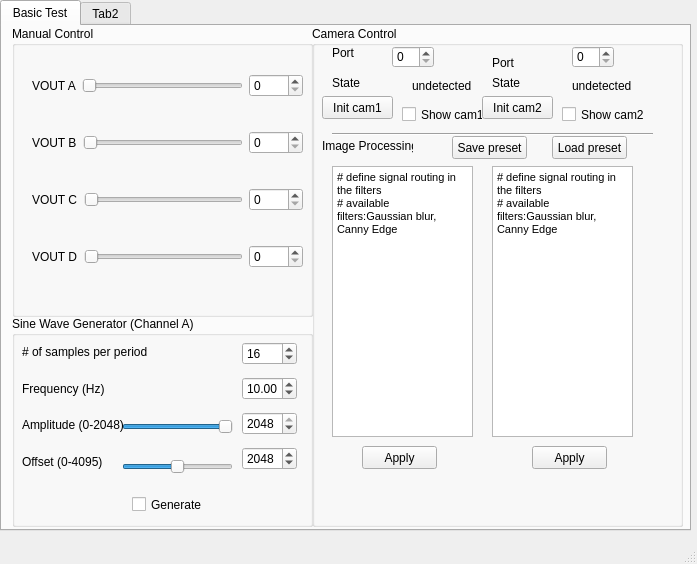
Above: Example/[3]analog output/mainwindow.ui from atelier-ritz/Python3.6-32bit--FT232H-libftdi1.4 before the change. Below: the same form after it.
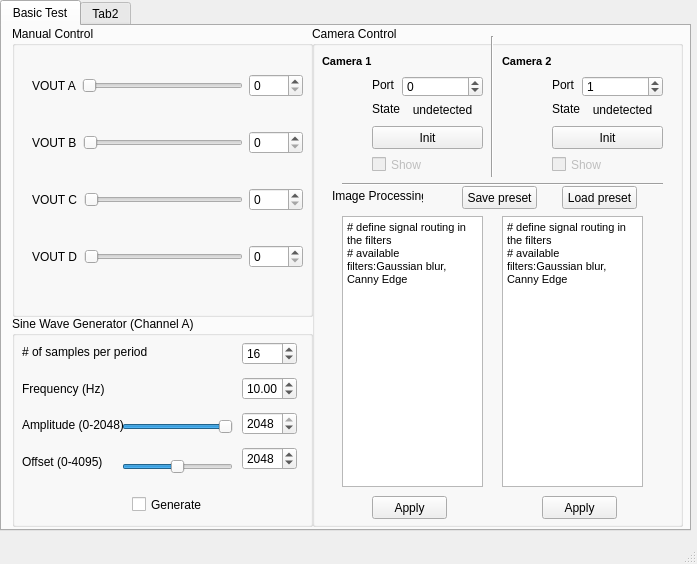
That is the form after the change.

What changed in the file:
```diff
--- a/Example/[3]analog output/mainwindow.ui
+++ b/Example/[3]analog output/mainwindow.ui
@@ -347,76 +347,56 @@
       <property name="title">
        <string>Camera Control</string>
       </property>
-      <widget class="QCheckBox" name="checkBox">
+      <widget class="QCheckBox" name="chb_showcam1">
+       <property name="enabled">
+        <bool>false</bool>
+       </property>
        <property name="geometry">
         <rect>
-         <x>90</x>
-         <y>80</y>
+         <x>60</x>
+         <y>130</y>
          <width>81</width>
          <height>17</height>
         </rect>
        </property>
        <property name="text">
-        <string>Show cam1</string>
+        <string>Show</string>
        </property>
       </widget>
-      <widget class="QCheckBox" name="checkBox_2">
+      <widget class="QCheckBox" name="chb_showcam2">
+       <property name="enabled">
+        <bool>false</bool>
+       </property>
        <property name="geometry">
         <rect>
-         <x>250</x>
-         <y>80</y>
+         <x>240</x>
+         <y>130</y>
          <width>91</width>
          <height>17</height>
         </rect>
        </property>
        <property name="text">
-        <string>Show cam2</string>
+        <string>Show</string>
        </property>
       </widget>
       <widget class="QPushButton" name="pushButton">
        <property name="geometry">
         <rect>
-         <x>10</x>
-         <y>70</y>
-         <width>71</width>
+         <x>60</x>
+         <y>100</y>
+         <width>111</width>
          <height>23</height>
         </rect>
        </property>
        <property name="text">
-        <string>Init cam1</string>
-       </property>
-      </widget>
-      <widget class="QLabel" name="label_5">
-       <property name="geometry">
-        <rect>
-         <x>100</x>
-         <y>50</y>
-         <width>61</width>
-         <height>20</height>
-        </rect>
-       </property>
-       <property name="text">
-        <string>undetected</string>
-       </property>
-      </widget>
-      <widget class="QLabel" name="label_6">
-       <property name="geometry">
-        <rect>
-         <x>260</x>
-         <y>50</y>
-         <width>71</width>
-         <height>20</height>
-        </rect>
-       </property>
-       <property name="text">
-        <string>undetected</string>
+        <string>Init</string>
        </property>
       </widget>
       <widget class="QTextEdit" name="textEdit">
        <property name="geometry">
         <rect>
-         <x>20</x>
-         <y>140</y>
+         <x>30</x>
+         <y>190</y>
          <width>141</width>
          <height>271</height>
         </rect>
@@ -434,8 +414,8 @@
       <widget class="QTextEdit" name="textEdit_2">
        <property name="geometry">
         <rect>
-         <x>180</x>
-         <y>140</y>
+         <x>190</x>
+         <y>190</y>
          <width>141</width>
          <height>271</height>
         </rect>
@@ -453,8 +433,8 @@
       <widget class="Line" name="line">
        <property name="geometry">
         <rect>
-         <x>20</x>
-         <y>100</y>
+         <x>30</x>
+         <y>150</y>
          <width>321</width>
          <height>16</height>
         </rect>
@@ -466,8 +446,8 @@
       <widget class="QLabel" name="label_10">
        <property name="geometry">
         <rect>
-         <x>10</x>
-         <y>110</y>
+         <x>20</x>
+         <y>160</y>
          <width>91</width>
          <height>20</height>
         </rect>
@@ -479,8 +459,8 @@
       <widget class="QPushButton" name="pushButton_3">
        <property name="geometry">
         <rect>
-         <x>50</x>
-         <y>420</y>
+         <x>60</x>
+         <y>470</y>
          <width>75</width>
          <height>23</height>
         </rect>
@@ -492,8 +472,8 @@
       <widget class="QPushButton" name="pushButton_4">
        <property name="geometry">
         <rect>
-         <x>220</x>
-         <y>420</y>
+         <x>230</x>
+         <y>470</y>
          <width>75</width>
          <height>23</height>
         </rect>
@@ -505,8 +485,8 @@
       <widget class="QPushButton" name="pushButton_5">
        <property name="geometry">
         <rect>
-         <x>140</x>
-         <y>110</y>
+         <x>150</x>
+         <y>160</y>
          <width>75</width>
          <height>23</height>
         </rect>
@@ -518,8 +498,8 @@
       <widget class="QPushButton" name="pushButton_6">
        <property name="geometry">
         <rect>
-         <x>240</x>
-         <y>110</y>
+         <x>250</x>
+         <y>160</y>
          <width>75</width>
          <height>23</height>
         </rect>
@@ -528,90 +508,184 @@
         <string>Load preset</string>
        </property>
       </widget>
-      <widget class="QPushButton" name="pushButton_2">
+      <widget class="QPushButton" name="btn_initcam2">
+       <property name="geometry">
+        <rect>
+         <x>240</x>
+         <y>100</y>
+         <width>111</width>
+         <height>23</height>
+        </rect>
+       </property>
+       <property name="text">
+        <string>Init</string>
+       </property>
+      </widget>
+      <widget class="Line" name="line_2">
        <property name="geometry">
         <rect>
          <x>170</x>
-         <y>70</y>
-         <width>71</width>
-         <height>23</height>
+         <y>10</y>
+         <width>20</width>
+         <height>141</height>
         </rect>
        </property>
-       <property name="text">
-        <string>Init cam2</string>
+       <property name="orientation">
+        <enum>Qt::Vertical</enum>
        </property>
       </widget>
-      <widget class="QLabel" name="label_11">
+      <widget class="QLabel" name="label_5">
        <property name="geometry">
         <rect>
-         <x>20</x>
+         <x>10</x>
          <y>20</y>
-         <width>47</width>
-         <height>13</height>
+         <width>81</width>
+         <height>31</height>
         </rect>
        </property>
+       <property name="font">
+        <font>
+         <pointsize>8</pointsize>
+         <weight>75</weight>
+         <bold>true</bold>
+        </font>
+       </property>
        <property name="text">
-        <string>Port</string>
+        <string>Camera 1</string>
        </property>
       </widget>
-      <widget class="QLabel" name="label_12">
+      <widget class="QLabel" name="label_6">
        <property name="geometry">
         <rect>
-         <x>180</x>
-         <y>30</y>
-         <width>47</width>
-         <height>13</height>
+         <x>190</x>
+         <y>20</y>
+         <width>81</width>
+         <height>31</height>
         </rect>
        </property>
+       <property name="font">
+        <font>
+         <pointsize>8</pointsize>
+         <weight>75</weight>
+         <bold>true</bold>
+        </font>
+       </property>
        <property name="text">
-        <string>Port</string>
+        <string>Camera 2</string>
        </property>
       </widget>
-      <widget class="QSpinBox" name="spinBox">
+      <widget class="QWidget" name="">
        <property name="geometry">
         <rect>
-         <x>260</x>
-         <y>20</y>
-         <width>42</width>
-         <height>22</height>
+         <x>90</x>
+         <y>50</y>
+         <width>81</width>
+         <height>41</height>
         </rect>
        </property>
+       <layout class="QVBoxLayout" name="verticalLayout_4">
+        <item>
+         <widget class="QSpinBox" name="spb_portcam1">
+          <property name="minimum">
+           <number>-1</number>
+          </property>
+         </widget>
+        </item>
+        <item>
+         <widget class="QLabel" name="lab_statecam1">
+          <property name="text">
+           <string>undetected</string>
+          </property>
+          <property name="alignment">
+           <set>Qt::AlignCenter</set>
+          </property>
+         </widget>
+        </item>
+       </layout>
       </widget>
-      <widget class="QSpinBox" name="spinBox_2">
+      <widget class="QWidget" name="">
        <property name="geometry">
         <rect>
-         <x>80</x>
-         <y>20</y>
-         <width>42</width>
-         <height>22</height>
+         <x>60</x>
+         <y>50</y>
+         <width>28</width>
+         <height>41</height>
         </rect>
        </property>
+       <layout class="QVBoxLayout" name="verticalLayout_5">
+        <item>
+         <widget class="QLabel" name="label_11">
+          <property name="text">
+           <string>Port</string>
+          </property>
+         </widget>
+        </item>
+        <item>
+         <widget class="QLabel" name="label_13">
+          <property name="text">
+           <string>State</string>
+          </property>
+         </widget>
+        </item>
+       </layout>
       </widget>
-      <widget class="QLabel" name="label_13">
+      <widget class="QWidget" name="">
        <property name="geometry">
         <rect>
-         <x>20</x>
+         <x>240</x>
          <y>50</y>
-         <width>47</width>
-         <height>13</height>
+         <width>28</width>
+         <height>41</height>
         </rect>
        </property>
-       <property name="text">
-        <string>State</string>
-       </property>
+       <layout class="QVBoxLayout" name="verticalLayout_6">
+        <item>
+         <widget class="QLabel" name="label_12">
+          <property name="text">
+           <string>Port</string>
+          </property>
+         </widget>
+        </item>
+        <item>
+         <widget class="QLabel" name="label_15">
+          <property name="text">
+           <string>State</string>
+          </property>
+         </widget>
+        </item>
+       </layout>
       </widget>
-      <widget class="QLabel" name="label_15">
+      <widget class="QWidget" name="">
        <property name="geometry">
         <rect>
-         <x>180</x>
+         <x>270</x>
          <y>50</y>
-         <width>47</width>
-         <height>13</height>
+         <width>81</width>
+         <height>41</height>
         </rect>
        </property>
-       <property name="text">
-        <string>State</string>
-       </property>
+       <layout class="QVBoxLayout" name="verticalLayout_7">
+        <item>
+         <widget class="QSpinBox" name="spb_portcam2">
+          <property name="minimum">
+           <number>-1</number>
+          </property>
+          <property name="value">
+           <number>1</number>
+          </property>
+         </widget>
+        </item>
+        <item>
+         <widget class="QLabel" name="lab_statecam2">
+          <property name="text">
+           <string>undetected</string>
+          </property>
+          <property name="alignment">
+           <set>Qt::AlignCenter</set>
+          </property>
+         </widget>
+        </item>
+       </layout>
       </widget>
      </widget>
     </widget>
```
Left out of the diff: 66 changed lines with no effect on the pictures.
